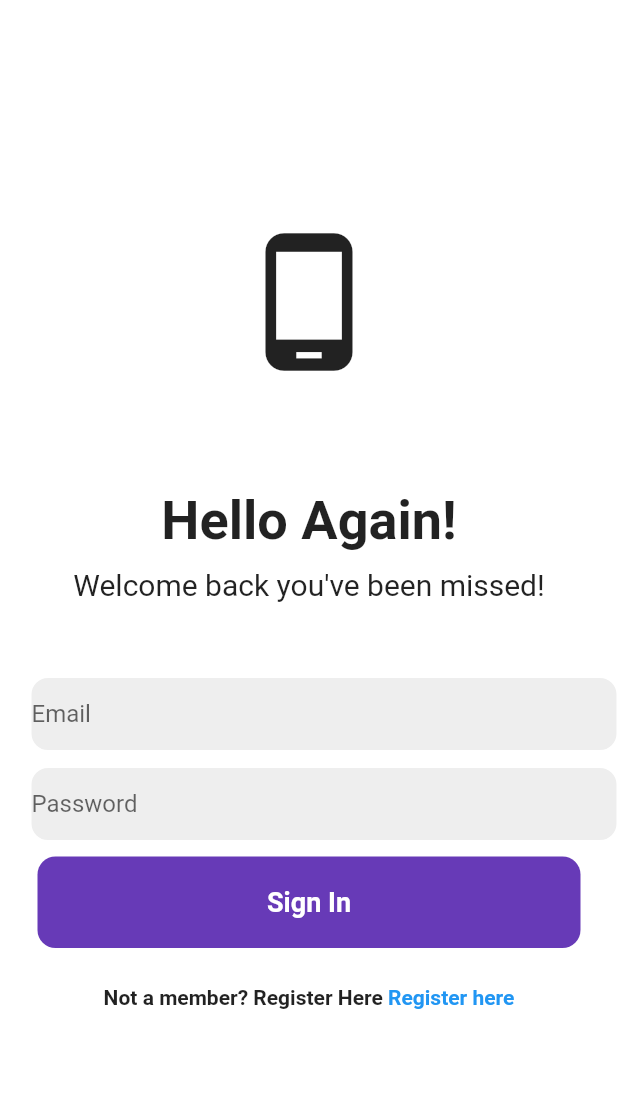
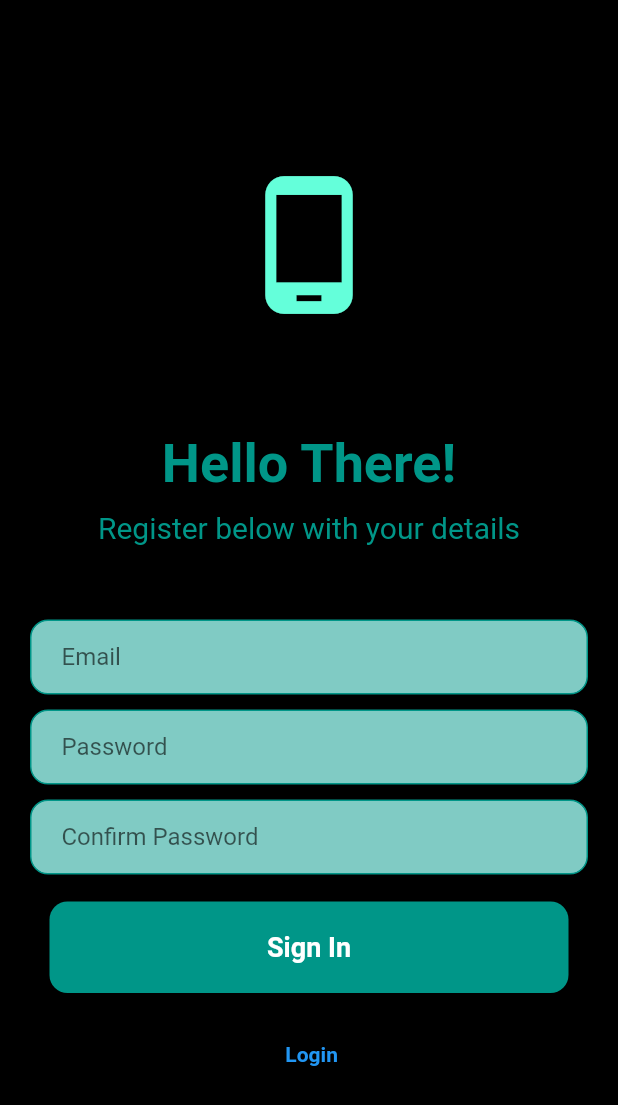
Before and after one commit to matthewarmah/albumplug, a Flutter app: the SignUp screen opened directly, on a phone screen of 412 x 824 dp. Shown: the top 1105 px of the screen. Run offline on Flutter 3.47's test engine with Material 2 defaults, Android fonts, the phone set to English and light mode, and no system bars; statements that could not run were skipped.

```diff
--- /dev/null
+++ b/lib/sceens/pages/home_page.dart
@@ -0,0 +1,36 @@
+import 'package:albumplug/sceens/pages/signup.dart';
+import 'package:albumplug/sceens/pages/login_page.dart';
+import 'package:flutter/material.dart';
+import 'package:flutter/material.dart';
+
+class HomePage extends StatefulWidget {
+  const HomePage({Key? key}) : super(key: key);
+
+  @override
+  State<HomePage> createState() => _HomePageState();
+}
+
+class _HomePageState extends State<HomePage> {
+  @override
+  Widget build(BuildContext context) {
+    return MaterialApp(
+      home: Scaffold(
+        appBar: AppBar(
+          backgroundColor: Colors.white,
+          title: Text('Album Plug'),
+        ),
+        bottomNavigationBar: BottomNavigationBar(
+          type: BottomNavigationBarType.fixed,
+          fixedColor: Colors.black,
+          items: [
+            BottomNavigationBarItem(icon: Icon(Icons.home), label: 'home'),
+            BottomNavigationBarItem(icon: Icon(Icons.search), label: 'search'),
+            BottomNavigationBarItem(
+                icon: Icon(Icons.video_call), label: 'upload'),
+            BottomNavigationBarItem(icon: Icon(Icons.person), label: 'profile'),
+          ],
+        ),
+      ),
+    );
+  }
+}
--- a/lib/sceens/pages/signup.dart
+++ b/lib/sceens/pages/signup.dart
@@ -1,3 +1,4 @@
+import 'package:albumplug/sceens/pages/login_page.dart';
 import 'package:flutter/material.dart';
 
 class SignUp extends StatefulWidget {
@@ -11,7 +12,7 @@ class _SignUpState extends State<SignUp> {
   @override
   Widget build(BuildContext context) {
     return Scaffold(
-        backgroundColor: Colors.white,
+        backgroundColor: Colors.black,
         body: SafeArea(
             child: Center(
                 child: Column(
@@ -20,18 +21,24 @@ class _SignUpState extends State<SignUp> {
             Icon(
               Icons.phone_android,
               size: 100,
+              color: Colors.tealAccent,
             ),
             SizedBox(height: 75),
 
             //Hello again!
             Text(
-              'Hello Again!',
-              style: TextStyle(fontWeight: FontWeight.bold, fontSize: 36),
+              'Hello There!',
+              style: TextStyle(
+                fontWeight: FontWeight.bold,
+                fontSize: 36,
+                color: Colors.teal,
+              ),
             ),
             SizedBox(height: 10),
             Text(
-              'Welcome back you\'ve been missed!',
+              'Register below with your details',
               style: TextStyle(
+                color: Colors.teal,
                 fontSize: 20,
               ),
             ),
@@ -39,16 +46,19 @@ class _SignUpState extends State<SignUp> {
 
             //email textfield
             Padding(
-              padding: const EdgeInsets.only(left: 20.0),
+              padding: const EdgeInsets.symmetric(horizontal: 20.0),
               child: Container(
                 decoration: BoxDecoration(
-                  color: Colors.grey[200],
-                  border: Border.all(color: Colors.white),
+                  color: Colors.teal[200],
+                  border: Border.all(color: Colors.teal),
                   borderRadius: BorderRadius.circular(12),
                 ),
+                child: Padding(
+                  padding: const EdgeInsets.only(left: 20.0),
                   child: TextField(
                     decoration: InputDecoration(
                         border: InputBorder.none, hintText: 'Email'),
+                  ),
                 ),
               ),
             ),
@@ -56,17 +66,41 @@ class _SignUpState extends State<SignUp> {
 
             //password textfield
             Padding(
-              padding: const EdgeInsets.only(left: 20.0),
+              padding: const EdgeInsets.symmetric(horizontal: 20.0),
               child: Container(
                 decoration: BoxDecoration(
-                  color: Colors.grey[200],
-                  border: Border.all(color: Colors.white),
+                  color: Colors.teal[200],
+                  border: Border.all(color: Colors.teal),
                   borderRadius: BorderRadius.circular(12),
                 ),
+                child: Padding(
+                  padding: const EdgeInsets.only(left: 20.0),
                   child: TextField(
                     obscureText: true,
                     decoration: InputDecoration(
                         border: InputBorder.none, hintText: 'Password'),
+                  ),
+                ),
+              ),
+            ),
+            SizedBox(height: 10),
+
+            //confirm password textfield
+            Padding(
+              padding: const EdgeInsets.symmetric(horizontal: 20.0),
+              child: Container(
+                decoration: BoxDecoration(
+                  color: Colors.teal[200],
+                  border: Border.all(color: Colors.teal),
+                  borderRadius: BorderRadius.circular(12),
+                ),
+                child: Padding(
+                  padding: const EdgeInsets.only(left: 20.0),
+                  child: TextField(
+                    obscureText: true,
+                    decoration: InputDecoration(
+                        border: InputBorder.none, hintText: 'Confirm Password'),
+                  ),
                 ),
               ),
             ),
@@ -75,10 +109,12 @@ class _SignUpState extends State<SignUp> {
             //sign in button
             Padding(
               padding: const EdgeInsets.symmetric(horizontal: 25.0),
+              child: TextButton(
+                onPressed: () {},
                 child: Container(
                   padding: EdgeInsets.all(20),
                   decoration: BoxDecoration(
-                  color: Colors.deepPurple,
+                    color: Colors.teal,
                     borderRadius: BorderRadius.circular(12),
                   ),
                   child: Center(
@@ -93,23 +129,27 @@ class _SignUpState extends State<SignUp> {
                   ),
                 ),
               ),
+            ),
             SizedBox(height: 25),
-
             // not a member? register here
             Row(
               mainAxisAlignment: MainAxisAlignment.center,
               children: [
-                Text(
-                  'Not a member? Register Here',
-                  style: TextStyle(
-                    fontWeight: FontWeight.bold,
-                  ),
-                ),
-                Text(
-                  ' Register here',
+                GestureDetector(
+                  onTap: () {
+                    Navigator.push(
+                        context,
+                        MaterialPageRoute(
+                            builder: (context) => LoginPage(
+                                  showRegisterPage: () {},
+                                )));
+                  },
+                  child: Text(
+                    ' Login',
                     style: TextStyle(
                       color: Colors.blue,
                       fontWeight: FontWeight.bold,
+                    ),
                   ),
                 ),
               ],
```
Also changed, not shown: lib/main.dart (+6 -2 lines), lib/sceens/pages/login_page.dart (+30 -18 lines), lib/sceens/auth/auth_page.dart (renamed from lib/auth_page.dart), 3 other files. Lines whose indentation alone changed are shown as unchanged.
